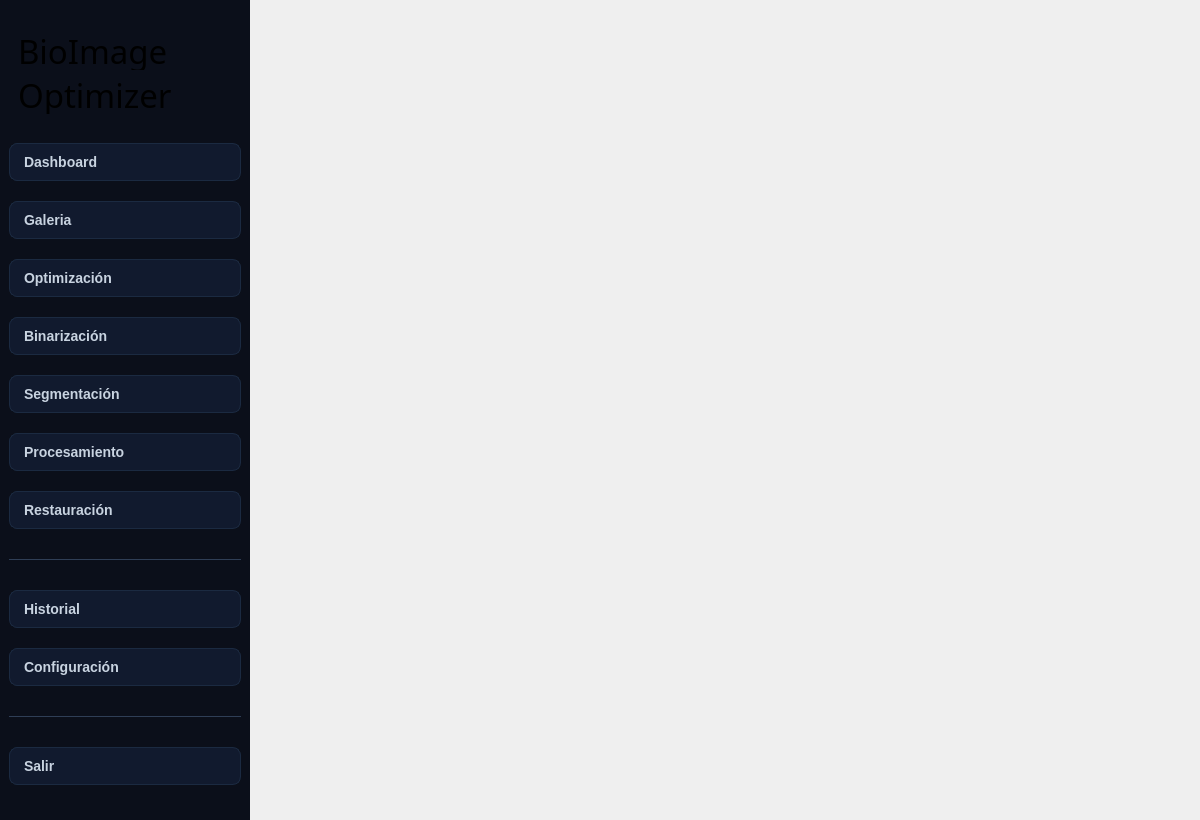
Before: the Qt Designer form ui/MainWindow.ui in DemonSlayer5768/BioImageOptimizer, drawn with Qt 5.
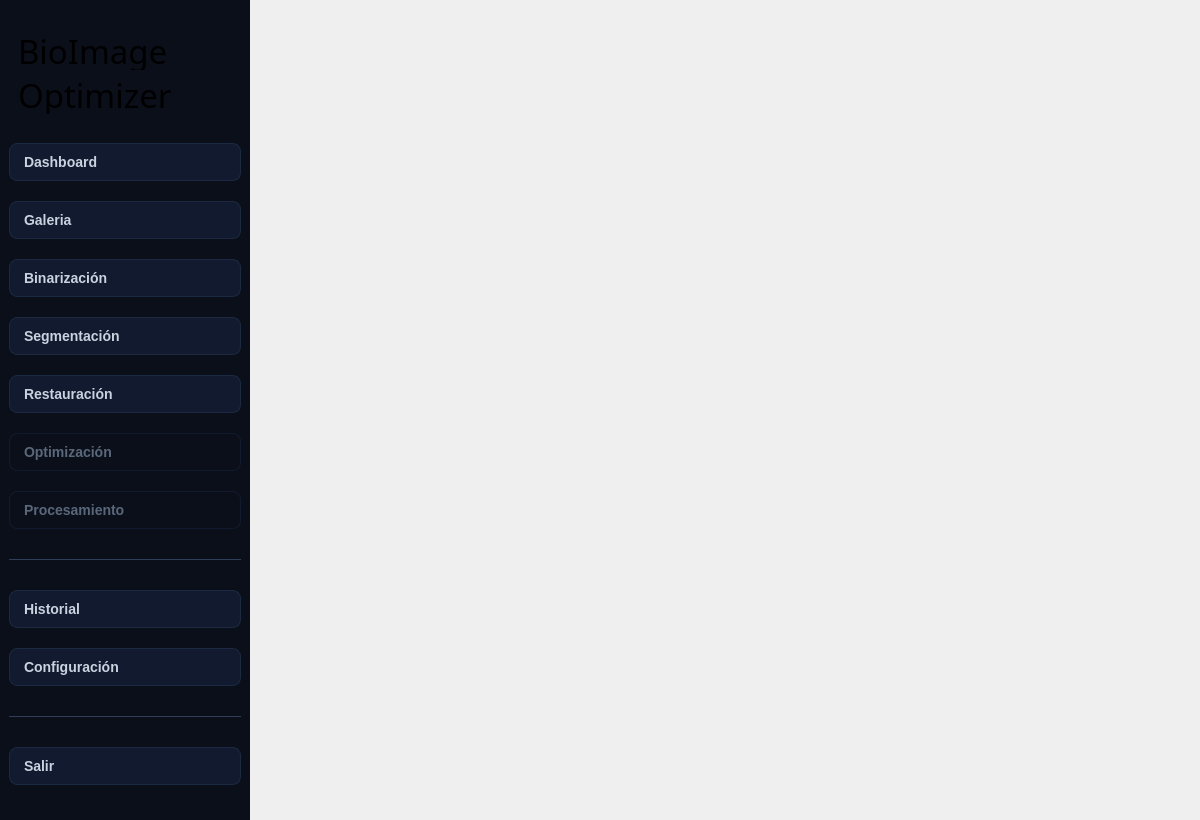
After: the same form once the commit is applied. Icons and pictures are not drawn.

```diff
--- a/ui/MainWindow.ui
+++ b/ui/MainWindow.ui
@@ -310,94 +310,7 @@
          </property>
          <property name="icon">
           <iconset>
-           <normaloff>../resources/Icons/Icons_blancos/folder.png</normaloff>../resources/Icons/Icons_blancos/folder.png</iconset>
-         </property>
-         <property name="iconSize">
-          <size>
-           <width>25</width>
-           <height>25</height>
-          </size>
-         </property>
-         <property name="default">
-          <bool>false</bool>
-         </property>
-        </widget>
-       </item>
-       <item>
-        <widget class="QPushButton" name="btn_optimizacion">
-         <property name="enabled">
-          <bool>true</bool>
-         </property>
-         <property name="font">
-          <font>
-           <family>Arial</family>
-           <pointsize>-1</pointsize>
-           <fontweight>DemiBold</fontweight>
-          </font>
-         </property>
-         <property name="cursor">
-          <cursorShape>PointingHandCursor</cursorShape>
-         </property>
-         <property name="layoutDirection">
-          <enum>Qt::LayoutDirection::LeftToRight</enum>
-         </property>
-         <property name="autoFillBackground">
-          <bool>false</bool>
-         </property>
-         <property name="styleSheet">
-          <string notr="true">
-QPushButton {
-    background-color: #111a2e;
-    color: #c8d3e0;
-
-    border: 1px solid #1b2a41;
-    border-radius: 8px;
-
-    padding: 10px 14px;
-
-    font-size: 14px;
-    font-weight: 600;
-
-    text-align: left;
-}
-
-/* Hover */
-QPushButton:hover {
-    background-color: #1b2a41;
-    border: 1px solid #2f3e56;
-    color: #65D6C6;
-}
-
-/* Pressed */
-QPushButton:pressed {
-    background-color: #0b0f1a;
-    border: 1px solid #65D6C6;
-
-    padding-top: 11px;
-    padding-bottom: 9px;
-}
-
-/* Checked / Selected */
-QPushButton:checked {
-    background-color: #1b2a41;
-    border: 1px solid #65D6C6;
-    color: #65D6C6;
-}
-
-/* Disabled */
-QPushButton:disabled {
-    background-color: #0b0f1a;
-    color: #59677a;
-    border: 1px solid #111a2e;
-}
-</string>
-         </property>
-         <property name="text">
-          <string>Optimización</string>
-         </property>
-         <property name="icon">
-          <iconset>
-           <normaloff>../resources/Icons/Icons_blancos/optimizacion.png</normaloff>../resources/Icons/Icons_blancos/optimizacion.png</iconset>
+           <normaloff>../resources/Icons/Icons_blancos/image.png</normaloff>../resources/Icons/Icons_blancos/image.png</iconset>
          </property>
          <property name="iconSize">
           <size>
@@ -584,93 +497,6 @@
          </property>
         </widget>
        </item>
-       <item>
-        <widget class="QPushButton" name="btn_procesamiento">
-         <property name="enabled">
-          <bool>true</bool>
-         </property>
-         <property name="font">
-          <font>
-           <family>Arial</family>
-           <pointsize>-1</pointsize>
-           <fontweight>DemiBold</fontweight>
-          </font>
-         </property>
-         <property name="cursor">
-          <cursorShape>PointingHandCursor</cursorShape>
-         </property>
-         <property name="layoutDirection">
-          <enum>Qt::LayoutDirection::LeftToRight</enum>
-         </property>
-         <property name="autoFillBackground">
-          <bool>false</bool>
-         </property>
-         <property name="styleSheet">
-          <string notr="true">
-QPushButton {
-    background-color: #111a2e;
-    color: #c8d3e0;
-
-    border: 1px solid #1b2a41;
-    border-radius: 8px;
-
-    padding: 10px 14px;
-
-    font-size: 14px;
-    font-weight: 600;
-
-    text-align: left;
-}
-
-/* Hover */
-QPushButton:hover {
-    background-color: #1b2a41;
-    border: 1px solid #2f3e56;
-    color: #65D6C6;
-}
-
-/* Pressed */
-QPushButton:pressed {
-    background-color: #0b0f1a;
-    border: 1px solid #65D6C6;
-
-    padding-top: 11px;
-    padding-bottom: 9px;
-}
-
-/* Checked / Selected */
-QPushButton:checked {
-    background-color: #1b2a41;
-    border: 1px solid #65D6C6;
-    color: #65D6C6;
-}
-
-/* Disabled */
-QPushButton:disabled {
-    background-color: #0b0f1a;
-    color: #59677a;
-    border: 1px solid #111a2e;
-}
-</string>
-         </property>
-         <property name="text">
-          <string>Procesamiento</string>
-         </property>
-         <property name="icon">
-          <iconset>
-           <normaloff>../resources/Icons/Icons_blancos/procesamiento.png</normaloff>../resources/Icons/Icons_blancos/procesamiento.png</iconset>
-         </property>
-         <property name="iconSize">
-          <size>
-           <width>25</width>
-           <height>25</height>
-          </size>
-         </property>
-         <property name="default">
-          <bool>false</bool>
-         </property>
-        </widget>
-       </item>
        <item>
         <widget class="QPushButton" name="btn_restauracion">
          <property name="enabled">
@@ -758,6 +584,180 @@
          </property>
         </widget>
        </item>
+       <item>
+        <widget class="QPushButton" name="btn_optimizacion">
+         <property name="enabled">
+          <bool>false</bool>
+         </property>
+         <property name="font">
+          <font>
+           <family>Arial</family>
+           <pointsize>-1</pointsize>
+           <fontweight>DemiBold</fontweight>
+          </font>
+         </property>
+         <property name="cursor">
+          <cursorShape>PointingHandCursor</cursorShape>
+         </property>
+         <property name="layoutDirection">
+          <enum>Qt::LayoutDirection::LeftToRight</enum>
+         </property>
+         <property name="autoFillBackground">
+          <bool>false</bool>
+         </property>
+         <property name="styleSheet">
+          <string notr="true">
+QPushButton {
+    background-color: #111a2e;
+    color: #c8d3e0;
+
+    border: 1px solid #1b2a41;
+    border-radius: 8px;
+
+    padding: 10px 14px;
+
+    font-size: 14px;
+    font-weight: 600;
+
+    text-align: left;
+}
+
+/* Hover */
+QPushButton:hover {
+    background-color: #1b2a41;
+    border: 1px solid #2f3e56;
+    color: #65D6C6;
+}
+
+/* Pressed */
+QPushButton:pressed {
+    background-color: #0b0f1a;
+    border: 1px solid #65D6C6;
+
+    padding-top: 11px;
+    padding-bottom: 9px;
+}
+
+/* Checked / Selected */
+QPushButton:checked {
+    background-color: #1b2a41;
+    border: 1px solid #65D6C6;
+    color: #65D6C6;
+}
+
+/* Disabled */
+QPushButton:disabled {
+    background-color: #0b0f1a;
+    color: #59677a;
+    border: 1px solid #111a2e;
+}
+</string>
+         </property>
+         <property name="text">
+          <string>Optimización</string>
+         </property>
+         <property name="icon">
+          <iconset>
+           <normaloff>../resources/Icons/Icons_blancos/optimizacion.png</normaloff>../resources/Icons/Icons_blancos/optimizacion.png</iconset>
+         </property>
+         <property name="iconSize">
+          <size>
+           <width>25</width>
+           <height>25</height>
+          </size>
+         </property>
+         <property name="default">
+          <bool>false</bool>
+         </property>
+        </widget>
+       </item>
+       <item>
+        <widget class="QPushButton" name="btn_procesamiento">
+         <property name="enabled">
+          <bool>false</bool>
+         </property>
+         <property name="font">
+          <font>
+           <family>Arial</family>
+           <pointsize>-1</pointsize>
+           <fontweight>DemiBold</fontweight>
+          </font>
+         </property>
+         <property name="cursor">
+          <cursorShape>PointingHandCursor</cursorShape>
+         </property>
+         <property name="layoutDirection">
+          <enum>Qt::LayoutDirection::LeftToRight</enum>
+         </property>
+         <property name="autoFillBackground">
+          <bool>false</bool>
+         </property>
+         <property name="styleSheet">
+          <string notr="true">
+QPushButton {
+    background-color: #111a2e;
+    color: #c8d3e0;
+
+    border: 1px solid #1b2a41;
+    border-radius: 8px;
+
+    padding: 10px 14px;
+
+    font-size: 14px;
+    font-weight: 600;
+
+    text-align: left;
+}
+
+/* Hover */
+QPushButton:hover {
+    background-color: #1b2a41;
+    border: 1px solid #2f3e56;
+    color: #65D6C6;
+}
+
+/* Pressed */
+QPushButton:pressed {
+    background-color: #0b0f1a;
+    border: 1px solid #65D6C6;
+
+    padding-top: 11px;
+    padding-bottom: 9px;
+}
+
+/* Checked / Selected */
+QPushButton:checked {
+    background-color: #1b2a41;
+    border: 1px solid #65D6C6;
+    color: #65D6C6;
+}
+
+/* Disabled */
+QPushButton:disabled {
+    background-color: #0b0f1a;
+    color: #59677a;
+    border: 1px solid #111a2e;
+}
+</string>
+         </property>
+         <property name="text">
+          <string>Procesamiento</string>
+         </property>
+         <property name="icon">
+          <iconset>
+           <normaloff>../resources/Icons/Icons_blancos/procesamiento.png</normaloff>../resources/Icons/Icons_blancos/procesamiento.png</iconset>
+         </property>
+         <property name="iconSize">
+          <size>
+           <width>25</width>
+           <height>25</height>
+          </size>
+         </property>
+         <property name="default">
+          <bool>false</bool>
+         </property>
+        </widget>
+       </item>
        <item>
         <widget class="QFrame" name="frame_line_2">
          <property name="styleSheet">
```
